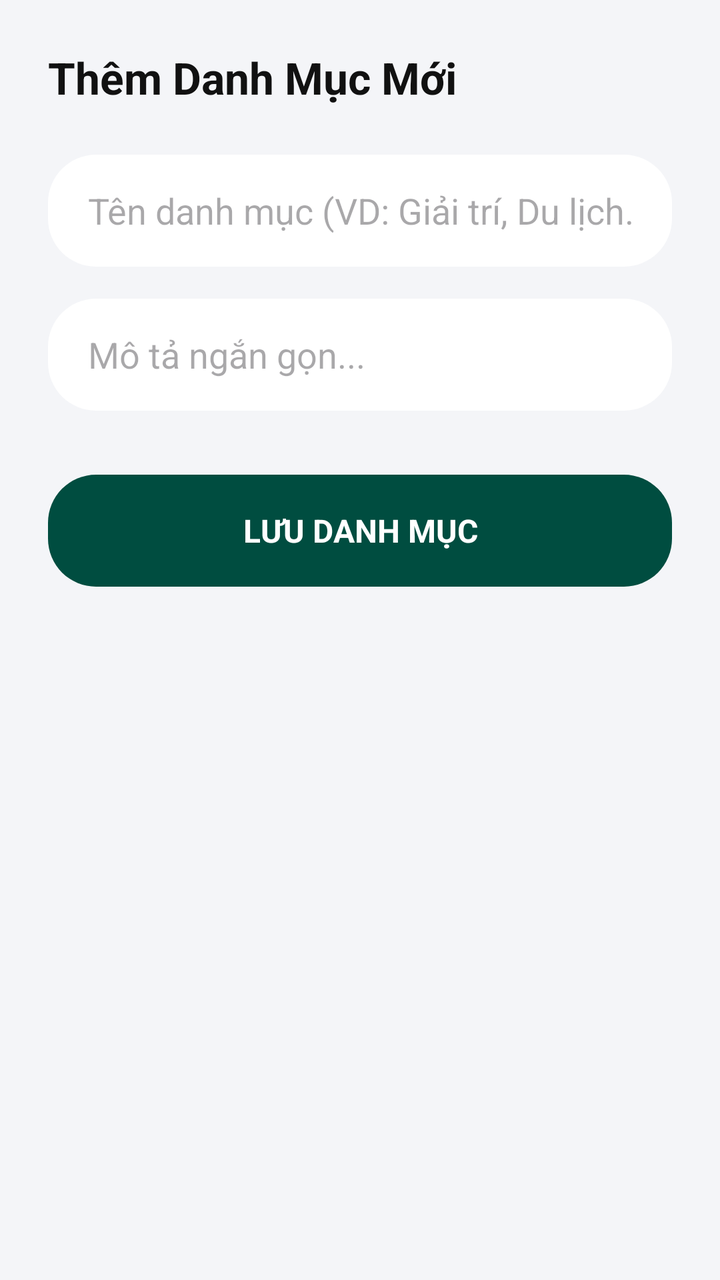
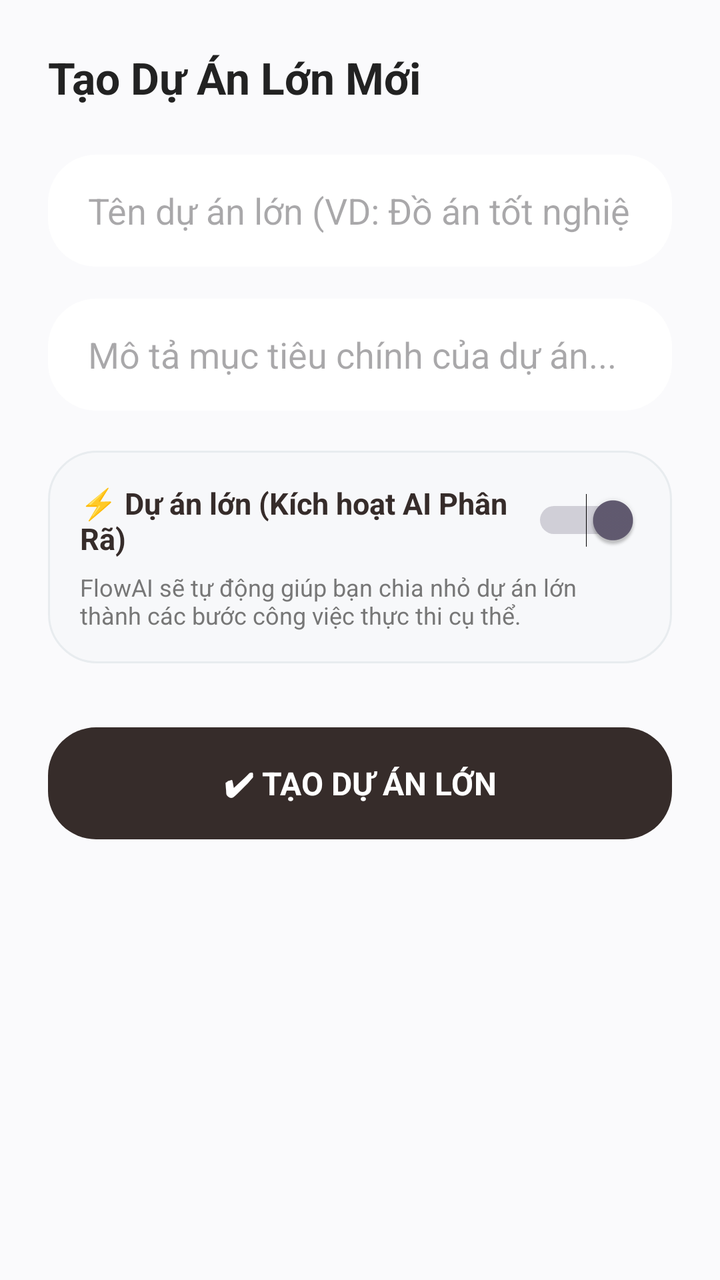

An Android layout rendered at two revisions. The XML below is the earlier revision; the diff shows what the commit changed to produce the second picture.
<!-- AndroidManifest.xml: application theme Theme.MyApplication -->
<!-- res/layout/activity_add_project.xml -->
<?xml version="1.0" encoding="utf-8"?>
<LinearLayout xmlns:android="http://schemas.android.com/apk/res/android"
    android:layout_width="match_parent"
    android:layout_height="match_parent"
    android:orientation="vertical"
    android:background="#F4F5F8"
    android:padding="24dp">

    <TextView
        android:id="@+id/tvHeaderTitle"
        android:layout_width="match_parent"
        android:layout_height="wrap_content"
        android:text="Thêm Danh Mục Mới"
        android:textSize="22sp"
        android:textStyle="bold"
        android:textColor="#111111"
        android:layout_marginBottom="24dp"/>

    <EditText
        android:id="@+id/etProjectName"
        android:layout_width="match_parent"
        android:layout_height="56dp"
        android:background="@drawable/bg_rounded_24dp"
        android:backgroundTint="#FFFFFF"
        android:paddingHorizontal="20dp"
        android:hint="Tên danh mục (VD: Giải trí, Du lịch...)"
        android:inputType="text|textNoSuggestions"
        android:layout_marginBottom="16dp"/>

    <EditText
        android:id="@+id/etProjectDesc"
        android:layout_width="match_parent"
        android:layout_height="56dp"
        android:background="@drawable/bg_rounded_24dp"
        android:backgroundTint="#FFFFFF"
        android:paddingHorizontal="20dp"
        android:hint="Mô tả ngắn gọn..."
        android:inputType="text|textNoSuggestions"
        android:layout_marginBottom="32dp"/>

    <TextView
        android:id="@+id/btnSaveProject"
        android:layout_width="match_parent"
        android:layout_height="56dp"
        android:background="@drawable/bg_rounded_24dp"
        android:backgroundTint="#004D40"
        android:gravity="center"
        android:text="LƯU DANH MỤC"
        android:textColor="#FFFFFF"
        android:textStyle="bold"
        android:textSize="16sp"/>
</LinearLayout>
<!-- resources referenced by this layout -->
<resources>
  <!-- drawable bg_rounded_24dp (drawable) -->
  <?xml version="1.0" encoding="utf-8"?>
  <shape xmlns:android="http://schemas.android.com/apk/res/android"
      android:shape="rectangle">
      <corners android:radius="24dp" /> 
      <solid android:color="#F4F3F8" /> 
  </shape>
  <style name="Theme.MyApplication" parent="Base.Theme.MyApplication" />
  <style name="Base.Theme.MyApplication" parent="Theme.Material3.DayNight.NoActionBar">
          
          
      </style>
</resources>

<!-- the commit's change to res/layout/activity_add_project.xml (unified diff, before → after) -->
@@ -3,17 +3,17 @@
     android:layout_width="match_parent"
     android:layout_height="match_parent"
     android:orientation="vertical"
-    android:background="#F4F5F8"
+    android:background="#FAFAFC"
     android:padding="24dp">
 
     <TextView
         android:id="@+id/tvHeaderTitle"
         android:layout_width="match_parent"
         android:layout_height="wrap_content"
-        android:text="Thêm Danh Mục Mới"
+        android:text="Tạo Dự Án Lớn Mới"
         android:textSize="22sp"
         android:textStyle="bold"
-        android:textColor="#111111"
+        android:textColor="#222222"
         android:layout_marginBottom="24dp"/>
 
     <EditText
@@ -23,7 +23,7 @@
         android:background="@drawable/bg_rounded_24dp"
         android:backgroundTint="#FFFFFF"
         android:paddingHorizontal="20dp"
-        android:hint="Tên danh mục (VD: Giải trí, Du lịch...)"
+        android:hint="Tên dự án lớn (VD: Đồ án tốt nghiệp, Ra mắt sản phẩm...)"
         android:inputType="text|textNoSuggestions"
         android:layout_marginBottom="16dp"/>
 
@@ -34,18 +34,58 @@
         android:background="@drawable/bg_rounded_24dp"
         android:backgroundTint="#FFFFFF"
         android:paddingHorizontal="20dp"
-        android:hint="Mô tả ngắn gọn..."
+        android:hint="Mô tả mục tiêu chính của dự án..."
         android:inputType="text|textNoSuggestions"
-        android:layout_marginBottom="32dp"/>
+        android:layout_marginBottom="20dp"/>
+
+    
+    <LinearLayout
+        android:layout_width="match_parent"
+        android:layout_height="wrap_content"
+        android:background="@drawable/bg_voice_card"
+        android:orientation="vertical"
+        android:padding="16dp"
+        android:layout_marginBottom="32dp">
+
+        <LinearLayout
+            android:layout_width="match_parent"
+            android:layout_height="wrap_content"
+            android:gravity="center_vertical"
+            android:orientation="horizontal">
+
+            <TextView
+                android:layout_width="0dp"
+                android:layout_height="wrap_content"
+                android:layout_weight="1"
+                android:text="⚡ Dự án lớn (Kích hoạt AI Phân Rã)"
+                android:textColor="#362C2A"
+                android:textSize="15sp"
+                android:textStyle="bold" />
+
+            <Switch
+                android:id="@+id/switchLargeProject"
+                android:layout_width="wrap_content"
+                android:layout_height="wrap_content"
+                android:checked="true" />
+        </LinearLayout>
+
+        <TextView
+            android:layout_width="match_parent"
+            android:layout_height="wrap_content"
+            android:layout_marginTop="6dp"
+            android:text="FlowAI sẽ tự động giúp bạn chia nhỏ dự án lớn thành các bước công việc thực thi cụ thể."
+            android:textColor="#777777"
+            android:textSize="12sp" />
+    </LinearLayout>
 
     <TextView
         android:id="@+id/btnSaveProject"
         android:layout_width="match_parent"
         android:layout_height="56dp"
         android:background="@drawable/bg_rounded_24dp"
-        android:backgroundTint="#004D40"
+        android:backgroundTint="#362C2A"
         android:gravity="center"
-        android:text="LƯU DANH MỤC"
+        android:text="✔ TẠO DỰ ÁN LỚN"
         android:textColor="#FFFFFF"
         android:textStyle="bold"
         android:textSize="16sp"/>
<!-- resource entries referenced after the edit -->
@@ -7,6 +7,14 @@
       <corners android:radius="24dp" /> 
       <solid android:color="#F4F3F8" /> 
   </shape>
+  <!-- drawable bg_voice_card (drawable) -->
+  <?xml version="1.0" encoding="utf-8"?>
+  <shape xmlns:android="http://schemas.android.com/apk/res/android"
+      android:shape="rectangle">
+      <corners android:radius="24dp" />
+      <solid android:color="#F7F8FA" />
+      <stroke android:width="1dp" android:color="#E8ECEF" />
+  </shape>
   <style name="Theme.MyApplication" parent="Base.Theme.MyApplication" />
   <style name="Base.Theme.MyApplication" parent="Theme.Material3.DayNight.NoActionBar">
           
